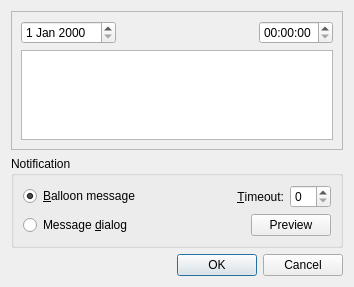
Kolcha/DigitalClock4, file plugins/schedule/gui/task_edit_dialog.ui: the form before one commit.
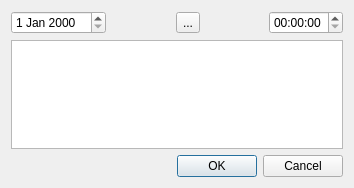
The form after the commit. Icons and pictures are not drawn.

Commit message:
schedule: split dialogs
branch : plugins

The edit to the form file:
```diff
--- a/plugins/schedule/gui/task_edit_dialog.ui
+++ b/plugins/schedule/gui/task_edit_dialog.ui
@@ -7,110 +7,43 @@
     <x>0</x>
     <y>0</y>
     <width>354</width>
-    <height>287</height>
+    <height>188</height>
    </rect>
   </property>
   <property name="windowTitle">
    <string>Task Editing</string>
   </property>
-  <layout class="QVBoxLayout" name="verticalLayout">
-   <item>
-    <widget class="QFrame" name="frame">
-     <property name="frameShape">
-      <enum>QFrame::StyledPanel</enum>
+  <layout class="QGridLayout" name="gridLayout">
+   <item row="1" column="0" colspan="5">
+    <widget class="QPlainTextEdit" name="textEdit"/>
+   </item>
+   <item row="0" column="3">
+    <spacer name="horizontalSpacer_2">
+     <property name="orientation">
+      <enum>Qt::Horizontal</enum>
      </property>
-     <property name="frameShadow">
-      <enum>QFrame::Raised</enum>
+     <property name="sizeHint" stdset="0">
+      <size>
+       <width>54</width>
+       <height>20</height>
+      </size>
      </property>
-     <layout class="QGridLayout" name="gridLayout">
-      <item row="0" column="0">
-       <widget class="QDateEdit" name="dateEdit"/>
-      </item>
-      <item row="0" column="1">
-       <spacer name="horizontalSpacer">
-        <property name="orientation">
-         <enum>Qt::Horizontal</enum>
-        </property>
-        <property name="sizeHint" stdset="0">
-         <size>
-          <width>119</width>
-          <height>20</height>
-         </size>
-        </property>
-       </spacer>
-      </item>
-      <item row="0" column="2">
-       <widget class="QTimeEdit" name="timeEdit"/>
-      </item>
-      <item row="1" column="0" colspan="3">
-       <widget class="QPlainTextEdit" name="textEdit"/>
-      </item>
-     </layout>
-    </widget>
+    </spacer>
    </item>
-   <item>
-    <widget class="QGroupBox" name="notification_group">
-     <property name="title">
-      <string>Notification</string>
+   <item row="0" column="1">
+    <spacer name="horizontalSpacer">
+     <property name="orientation">
+      <enum>Qt::Horizontal</enum>
      </property>
-     <layout class="QGridLayout" name="gridLayout_2">
-      <item row="0" column="0">
-       <widget class="QRadioButton" name="msg_balloon_rbtn">
-        <property name="text">
-         <string>&amp;Balloon message</string>
-        </property>
-        <property name="checked">
-         <bool>true</bool>
-        </property>
-       </widget>
-      </item>
-      <item row="0" column="1" colspan="2">
-       <widget class="QLabel" name="timeout_label">
-        <property name="text">
-         <string>&amp;Timeout:</string>
-        </property>
-        <property name="alignment">
-         <set>Qt::AlignRight|Qt::AlignTrailing|Qt::AlignVCenter</set>
-        </property>
-        <property name="buddy">
-         <cstring>timeout_edit</cstring>
-        </property>
-       </widget>
-      </item>
-      <item row="0" column="3">
-       <widget class="QSpinBox" name="timeout_edit"/>
-      </item>
-      <item row="1" column="0">
-       <widget class="QRadioButton" name="msg_dialog_rbtn">
-        <property name="text">
-         <string>Message &amp;dialog</string>
-        </property>
-       </widget>
-      </item>
-      <item row="1" column="1">
-       <spacer name="horizontalSpacer_2">
-        <property name="orientation">
-         <enum>Qt::Horizontal</enum>
-        </property>
-        <property name="sizeHint" stdset="0">
-         <size>
-          <width>89</width>
-          <height>20</height>
-         </size>
-        </property>
-       </spacer>
-      </item>
-      <item row="1" column="2" colspan="2">
-       <widget class="QPushButton" name="preview_btn">
-        <property name="text">
-         <string>Preview</string>
-        </property>
-       </widget>
-      </item>
-     </layout>
-    </widget>
+     <property name="sizeHint" stdset="0">
+      <size>
+       <width>40</width>
+       <height>20</height>
+      </size>
+     </property>
+    </spacer>
    </item>
-   <item>
+   <item row="2" column="0" colspan="5">
     <widget class="QDialogButtonBox" name="buttonBox">
      <property name="orientation">
       <enum>Qt::Horizontal</enum>
@@ -120,6 +53,26 @@
      </property>
     </widget>
    </item>
+   <item row="0" column="4">
+    <widget class="QTimeEdit" name="timeEdit"/>
+   </item>
+   <item row="0" column="2">
+    <widget class="QToolButton" name="adv_settings_btn">
+     <property name="toolTip">
+      <string>Advanced task settings</string>
+     </property>
+     <property name="text">
+      <string notr="true">...</string>
+     </property>
+     <property name="icon">
+      <iconset resource="../schedule.qrc">
+       <normaloff>:/schedule/notification.svg.p</normaloff>:/schedule/notification.svg.p</iconset>
+     </property>
+    </widget>
+   </item>
+   <item row="0" column="0">
+    <widget class="QDateEdit" name="dateEdit"/>
+   </item>
   </layout>
  </widget>
  <resources/>
```
Left out of the diff: 4 changed lines with no effect on the pictures. The commit also changes 9 other files.
